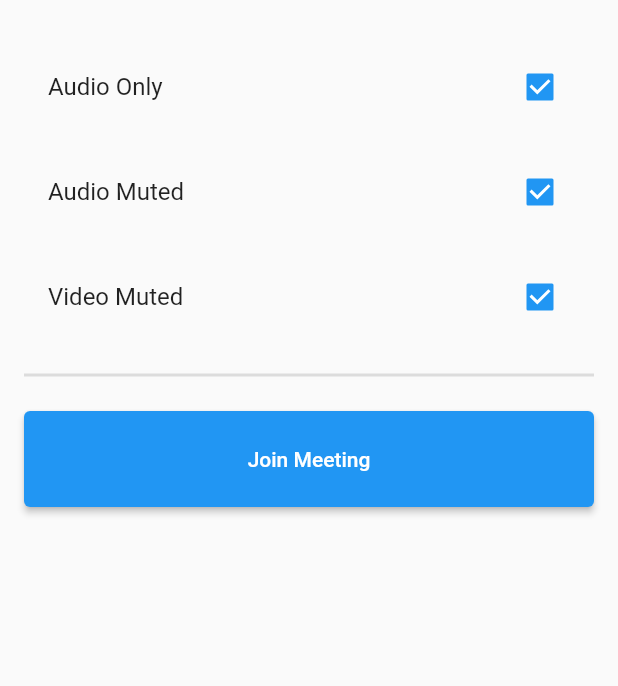
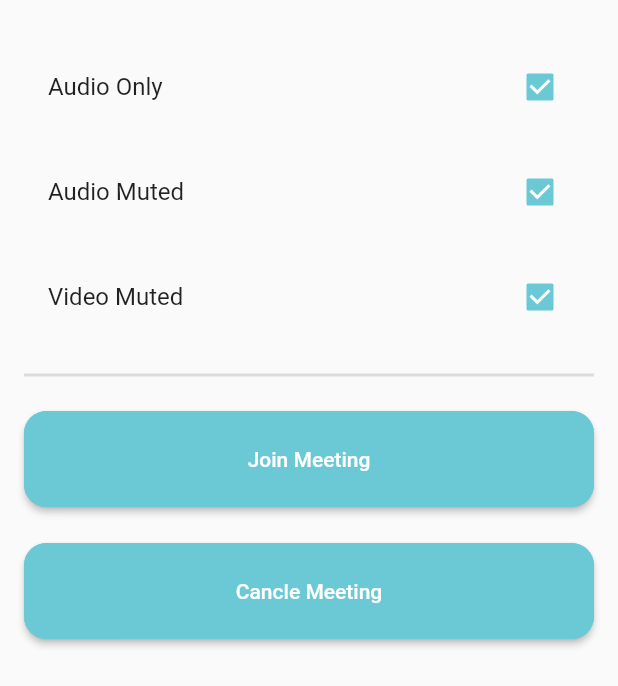
Before and after one commit to hossamabdulmagid/clinic-app, a Flutter app: the Meeting screen opened by its route, on a phone screen of 412 x 824 dp. Shown: the top 686 px of the screen. Run offline on Flutter 3.47's test engine with Material 2 defaults, Android fonts, the phone set to English and light mode, and no system bars; our stand-ins replace dio, flutter_secure_storage, get; missing offline and left inert: dart:ffi, jitsi_meet; accounts and stored records are empty.

Commit message:
updated style

```diff
--- a/lib/main.dart
+++ b/lib/main.dart
@@ -2,13 +2,7 @@ import 'package:flutter/material.dart';
 import 'package:get/get.dart';
 import 'package:my_clinic/pages/login_page.dart';
 import 'package:my_clinic/pages/home_page.dart';
-import 'package:my_clinic/services/api.dart';
 import 'package:my_clinic/services/jitsi-config.dart';
-// import 'package:my_clinic/pages/privacypolicy_page.dart';
-// import 'package:my_clinic/pages/refundpolicy_page.dart';
-// import 'package:my_clinic/pages/terms_page.dart';
-// import 'package:my_clinic/services/backend.dart';
-import 'package:riverpod/riverpod.dart';
 
 void main() => runApp(const MyApp());
 
--- a/lib/services/jitsi-config.dart
+++ b/lib/services/jitsi-config.dart
@@ -94,44 +94,13 @@ class _MeetingState extends State<Meeting> {
       child: Column(
         children: <Widget>[
           const SizedBox(
-            height: 16.0,
+            height: 30.0,
           ),
-          // TextField(
-          //   controller: serverText,
-          //   decoration: const InputDecoration(
-          //       border: OutlineInputBorder(),
-          //       labelText: "Server URL",
-          //       hintText: "Hint: Leave empty for meet.jitsi.si"),
-          // ),
-          const SizedBox(
-            height: 14.0,
-          ),
-          // TextField(
-          //   controller: roomName,
-          //   decoration: const InputDecoration(
-          //     border: OutlineInputBorder(),
-          //     labelText: "Room",
-          //   ),
-          // ),
-          // const SizedBox(
-          //  height: 14.0,
-          //  ),
-          // const SizedBox(
-          //   height: 14.0,
-          // ),
-          // const SizedBox(
-          //   height: 14.0,
-          // ),
-          // const SizedBox(
-          //   height: 14.0,
-          // ),
-          // const SizedBox(
-          //   height: 14.0,
-          // ),
           CheckboxListTile(
             title: const Text("Audio Only"),
             value: isAudioOnly,
             onChanged: _onAudioOnlyChanged,
+            activeColor: Color.fromRGBO(107, 201, 213, 1),
           ),
           const SizedBox(
             height: 14.0,
@@ -140,6 +109,7 @@ class _MeetingState extends State<Meeting> {
             title: const Text("Audio Muted"),
             value: isAudioMuted,
             onChanged: _onAudioMutedChanged,
+            activeColor: Color.fromRGBO(107, 201, 213, 1),
           ),
           const SizedBox(
             height: 14.0,
@@ -148,6 +118,7 @@ class _MeetingState extends State<Meeting> {
             title: const Text("Video Muted"),
             value: isVideoMuted,
             onChanged: _onVideoMutedChanged,
+            activeColor: Color.fromRGBO(107, 201, 213, 1),
           ),
           const Divider(
             height: 48.0,
@@ -160,13 +131,52 @@ class _MeetingState extends State<Meeting> {
               onPressed: () {
                 _joinMeeting();
               },
-              child: const Text(
+              child: Text(
                 "Join Meeting",
-                style: const TextStyle(color: Colors.white),
+                style: TextStyle(color: Colors.white),
               ),
               style: ButtonStyle(
-                  backgroundColor:
-                      MaterialStateColor.resolveWith((states) => Colors.blue)),
+                backgroundColor: MaterialStateProperty.all<Color>(
+                    const Color.fromRGBO(107, 201, 213, 1)),
+                shape: MaterialStateProperty.all<RoundedRectangleBorder>(
+                  RoundedRectangleBorder(
+                    borderRadius: BorderRadius.circular(15.0),
+                    side: const BorderSide(
+                      color: Color.fromRGBO(107, 201, 213, 1),
+                      width: 2.0,
+                    ),
+                  ),
+                ),
+              ),
+            ),
+          ),
+          const SizedBox(
+            height: 24.0,
+          ),
+          SizedBox(
+            height: 64.0,
+            width: double.maxFinite,
+            child: ElevatedButton(
+              onPressed: () {
+                Get.back();
+              },
+              child: Text(
+                'Cancle Meeting',
+                style: TextStyle(color: Colors.white),
+              ),
+              style: ButtonStyle(
+                backgroundColor: MaterialStateProperty.all<Color>(
+                    const Color.fromRGBO(107, 201, 213, 1)),
+                shape: MaterialStateProperty.all<RoundedRectangleBorder>(
+                  RoundedRectangleBorder(
+                    borderRadius: BorderRadius.circular(15.0),
+                    side: const BorderSide(
+                      color: Color.fromRGBO(107, 201, 213, 1),
+                      width: 2.0,
+                    ),
+                  ),
+                ),
+              ),
             ),
           ),
           const SizedBox(
```
Also changed, not shown: lib/controllers/appointment-controller.dart (+12 -15 lines), lib/pages/forgetpassord_page.dart (+12 -3 lines), lib/pages/login_page.dart (+16 -3 lines).
